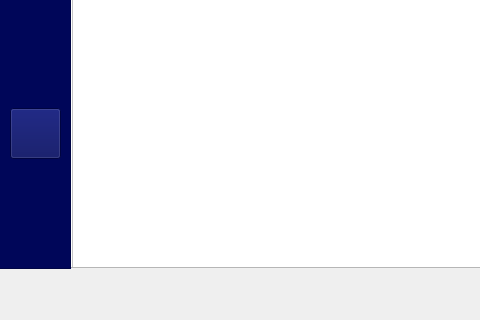
Old version of the form mainwindow.ui in the repository Projet-CPP-2A6/Nautica; both pictures show x 0 to 480 and y 342 to 662 of the 1269 by 662 pixel window.
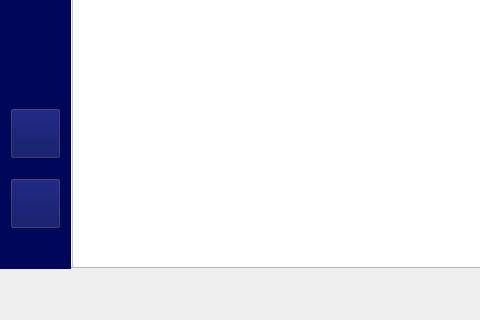
New version of the form. The open tabs and pages were chosen to show the change. Icons and pictures are not drawn.

Commit message: menu/sidebar buttons fix

What changed in the file:
```diff
--- a/mainwindow.ui
+++ b/mainwindow.ui
@@ -5232,6 +5232,23 @@
       <string/>
      </property>
     </widget>
+    <widget class="QPushButton" name="LogoutButton">
+     <property name="geometry">
+      <rect>
+       <x>20</x>
+       <y>520</y>
+       <width>51</width>
+       <height>51</height>
+      </rect>
+     </property>
+     <property name="styleSheet">
+      <string notr="true">
+background-image: url(:/new/icons/icones/iconlogout.png);</string>
+     </property>
+     <property name="text">
+      <string/>
+     </property>
+    </widget>
    </widget>
   </widget>
   <widget class="QMenuBar" name="menubar">
```
Left out of the diff: 27 changed lines with no effect on the pictures. Lines whose indentation alone changed are shown as unchanged. The commit also changes 4 other files.
